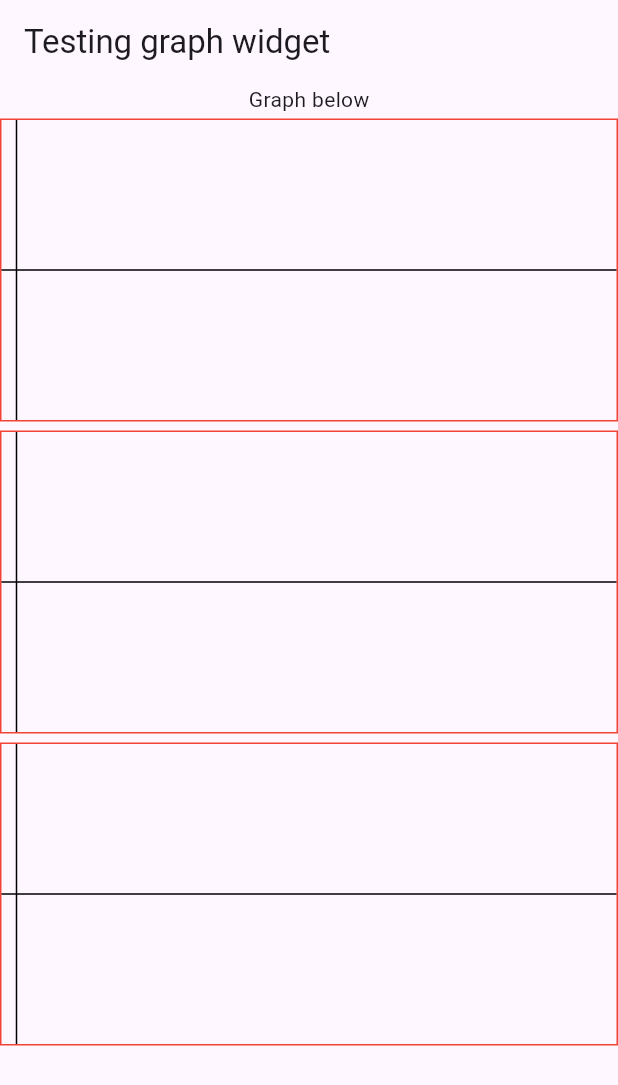
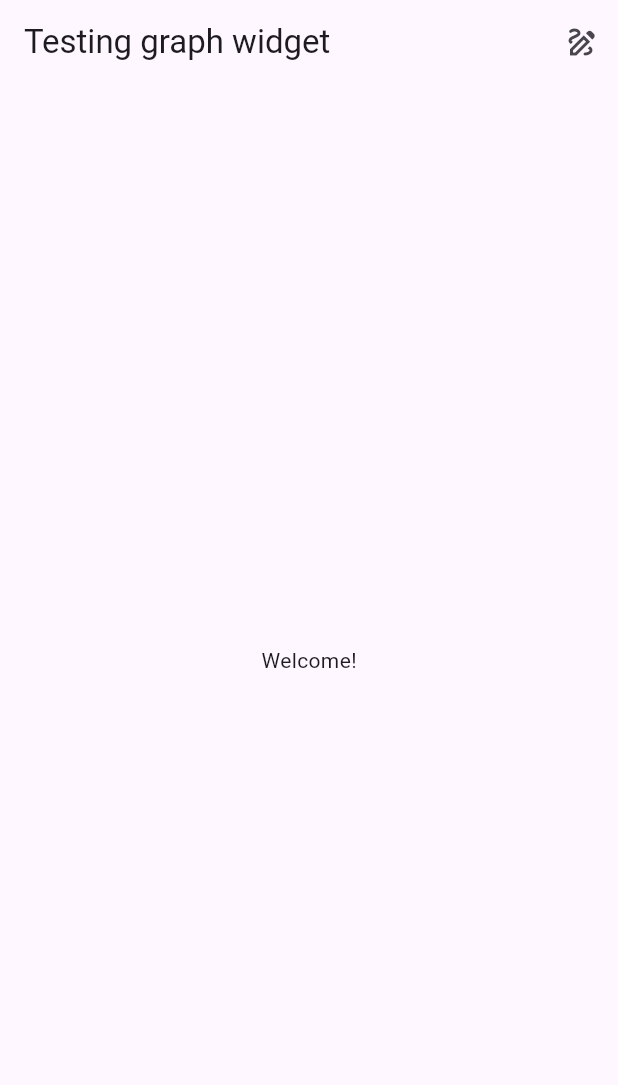
Before and after one commit to Kshitijpawar/Sensors-App, a Flutter app: the screen it shows after launch, on a phone screen of 412 x 824 dp. Shown: the top 1085 px of the screen. Run offline on Flutter 3.47's test engine with Material 3 defaults, Android fonts, the phone set to English and light mode, and no system bars; our stand-ins replace sensors_plus.

Commit message:
added a button to toggle drawing the graphs

```diff
--- a/lib/main.dart
+++ b/lib/main.dart
@@ -5,9 +5,15 @@ void main() {
   runApp(SensorApp());
 }
 
-class SensorApp extends StatelessWidget {
+class SensorApp extends StatefulWidget {
   SensorApp({super.key});
 
+  @override
+  State<SensorApp> createState() => _SensorAppState();
+}
+
+class _SensorAppState extends State<SensorApp> {
+  bool _showGraph = false;
   @override
   Widget build(BuildContext context) {
     return MaterialApp(
@@ -16,8 +22,23 @@ class SensorApp extends StatelessWidget {
       home: Scaffold(
         appBar: AppBar(
           title: const Text("Testing graph widget"),
+          actions: [
+            IconButton(
+              onPressed: () {
+                setState(() {
+                  if (_showGraph) {
+                    _showGraph = false;
+                  } else {
+                    _showGraph = true;
+                  }
+                });
+              },
+              icon: _showGraph ? Icon(Icons.draw) : Icon(Icons.draw_outlined),
             ),
-        body: const Center(
+          ],
+        ),
+        body: _showGraph
+            ? const Center(
                 child: Column(
                   mainAxisAlignment: MainAxisAlignment.start,
                   children: [
@@ -39,6 +60,9 @@ class SensorApp extends StatelessWidget {
                     ),
                   ],
                 ),
+              )
+            : const Center(
+                child: Text("Welcome!"),
               ),
       ),
     );
```
Lines whose indentation alone changed are shown as unchanged.
